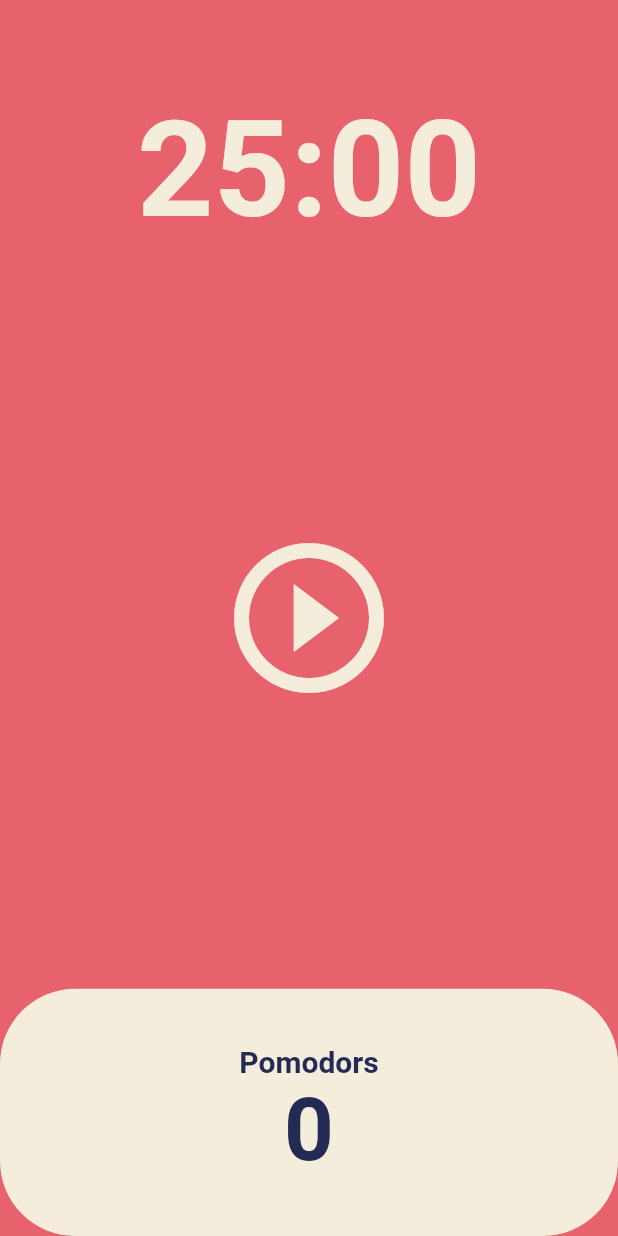
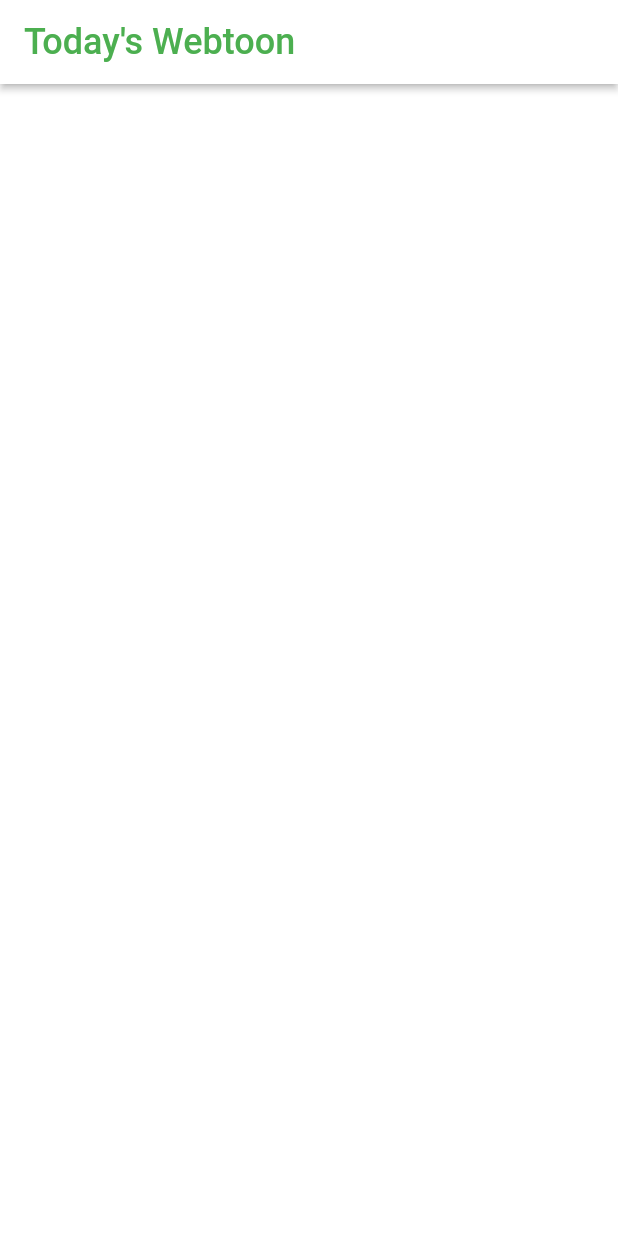
Before and after one commit to cruway/crutoon, a Flutter app: the screen it shows after launch, on a phone screen of 412 x 824 dp. Run offline on Flutter 3.47's test engine with Material 2 defaults, Android fonts, the phone set to English and light mode, and no system bars.

Commit message:
webtoon app create start

```diff
--- a/lib/main.dart
+++ b/lib/main.dart
@@ -5,29 +5,13 @@ void main() {
   runApp(const App());
 }
 
-class App extends StatefulWidget {
+class App extends StatelessWidget {
   const App({super.key});
 
   @override
-  State<App> createState() => _AppState();
-}
-
-class _AppState extends State<App> {
-  @override
   Widget build(BuildContext context) {
-    return MaterialApp(
-      theme: ThemeData(
-        colorScheme: ColorScheme.fromSwatch(
-          backgroundColor: const Color(0xFFE7626C),
-        ),
-        textTheme: const TextTheme(
-          displayLarge: TextStyle(
-            color: Color(0xFF232B55),
-          ),
-        ),
-        cardColor: const Color(0xFFF4EDDB),
-      ),
-      home: const HomeScreen(),
+    return const MaterialApp(
+      home: HomeScreen(),
     );
   }
 }
--- a/lib/screens/home_screen.dart
+++ b/lib/screens/home_screen.dart
@@ -1,134 +1,22 @@
-import 'dart:async';
-
 import 'package:flutter/material.dart';
 
-class HomeScreen extends StatefulWidget {
+class HomeScreen extends StatelessWidget {
   const HomeScreen({super.key});
-
-  @override
-  State<HomeScreen> createState() => _HomeScreenState();
-}
-
-class _HomeScreenState extends State<HomeScreen> {
-  static const twentyFiveMinutes = 1500;
-  int totalSeconds = twentyFiveMinutes;
-  bool isRunning = false;
-  int totalPomodoros = 0;
-  late Timer timer;
-
-  void onTick(Timer timer) {
-    if (totalSeconds == 0) {
-      setState(() {
-        totalPomodoros = totalPomodoros + 1;
-        isRunning = false;
-        totalSeconds = twentyFiveMinutes;
-      });
-      timer.cancel();
-    } else {
-      setState(() {
-        totalSeconds = totalSeconds - 1;
-      });
-    }
-  }
-
-  void onPausePressed() {
-    timer.cancel();
-    setState(() {
-      isRunning = false;
-    });
-  }
-
-  String format(int seconds) {
-    var duration = Duration(seconds: seconds);
-    return (duration.toString().split(".").first.substring(2, 7));
-  }
-
-  void onStartPressed() {
-    timer = Timer.periodic(
-      const Duration(
-        seconds: 1,
-      ),
-      onTick,
-    );
-    setState(() {
-      isRunning = true;
-    });
-  }
 
   @override
   Widget build(BuildContext context) {
     return Scaffold(
-      backgroundColor: Theme.of(context).colorScheme.background,
-      body: Column(
-        children: [
-          Flexible(
-            flex: 1,
-            child: Container(
-              alignment: Alignment.bottomCenter,
-              child: Text(
-                format(totalSeconds),
-                style: TextStyle(
-                  color: Theme.of(context).cardColor,
-                  fontSize: 89,
-                  fontWeight: FontWeight.w600,
-                ),
-              ),
-            ),
+      backgroundColor: Colors.white,
+      appBar: AppBar(
+        elevation: 2,
+        backgroundColor: Colors.white,
+        foregroundColor: Colors.green,
+        title: const Text(
+          "Today's Webtoon",
+          style: TextStyle(
+            fontSize: 24,
           ),
-          Flexible(
-            flex: 3,
-            child: Center(
-              child: IconButton(
-                iconSize: 120,
-                color: Theme.of(context).cardColor,
-                onPressed: isRunning ? onPausePressed : onStartPressed,
-                icon: Icon(
-                  isRunning
-                      ? Icons.pause_circle_outline
-                      : Icons.play_circle_outline,
-                ),
-              ),
-            ),
-          ),
-          Flexible(
-            flex: 1,
-            child: Row(
-              children: [
-                Expanded(
-                  child: Container(
-                    decoration: BoxDecoration(
-                      color: Theme.of(context).cardColor,
-                      borderRadius: BorderRadius.circular(50),
-                    ),
-                    child: Column(
-                      mainAxisAlignment: MainAxisAlignment.center,
-                      children: [
-                        Text(
-                          'Pomodors',
-                          style: TextStyle(
-                            fontSize: 20,
-                            fontWeight: FontWeight.w600,
-                            color:
-                                Theme.of(context).textTheme.displayLarge!.color,
-                          ),
-                        ),
-                        Text(
-                          '$totalPomodoros',
-                          style: TextStyle(
-                            fontSize: 58,
-                            fontWeight: FontWeight.w600,
-                            color:
-                                Theme.of(context).textTheme.displayLarge!.color,
-                          ),
-                        ),
-                      ],
-                    ),
-                  ),
-                ),
-              ],
-            ),
-          ),
-        ],
+        ),
       ),
     );
   }
```
